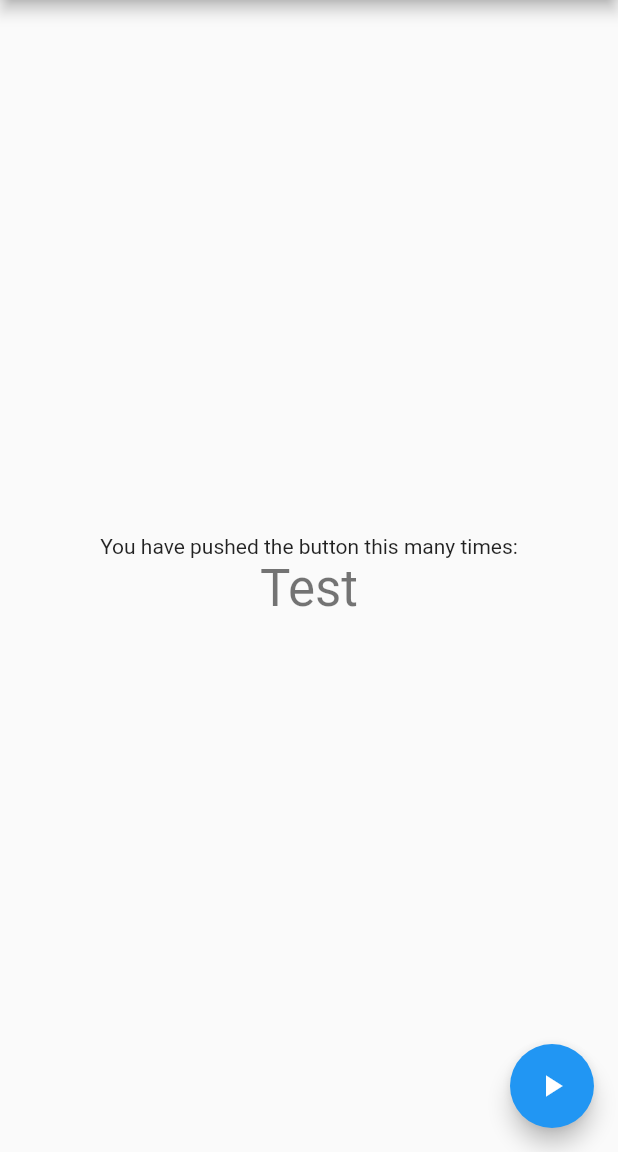
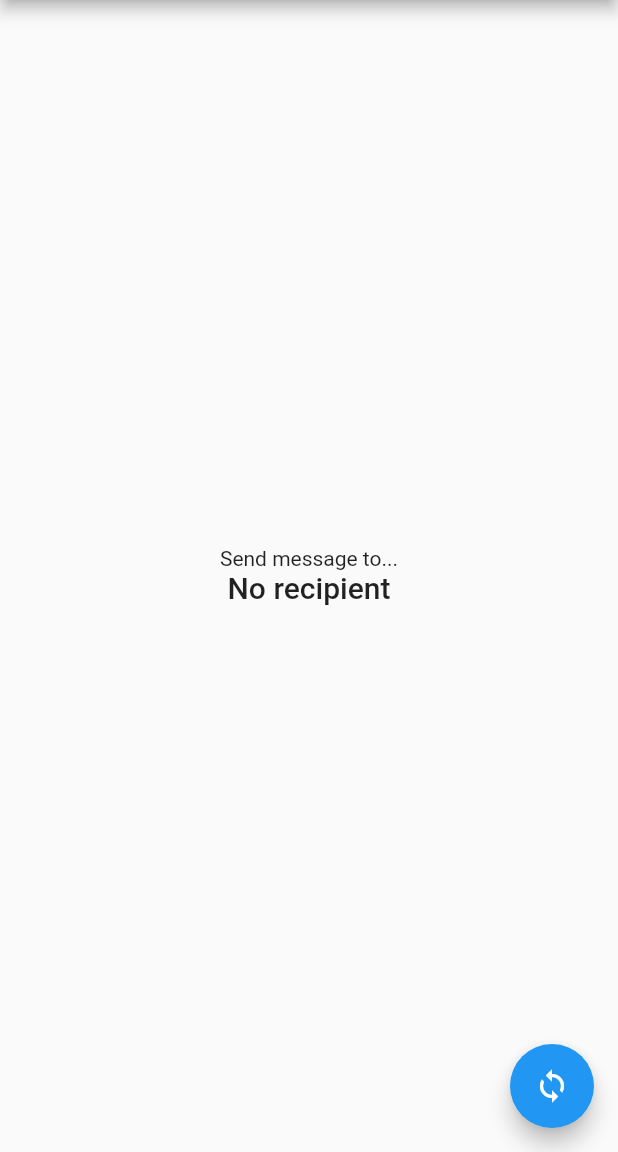
Before and after one commit to isaacdarcilla/sms_sender_flutter, a Flutter app: the screen it shows after launch, on a phone screen of 412 x 824 dp, the part 84-1236 px from its top. Run offline on Flutter 3.47's test engine with Material 2 defaults, Android fonts, the phone set to English and light mode, and no system bars; missing offline and left inert: sms_advanced.

Commit message:
fix: app

```diff
--- /dev/null
+++ b/lib/data.dart
@@ -0,0 +1,10 @@
+import 'package:http/http.dart' as http;
+import 'package:sms_sender/student.dart';
+
+class Data {
+  static Future getStudent() async {
+    var url = Uri.parse('http://192.168.1.146/api/sms_api/public/api/student');
+    final response = await http.get(url);
+    return studentFromJson(response.body);
+  }
+}
--- a/lib/main.dart
+++ b/lib/main.dart
@@ -1,5 +1,7 @@
-import 'package:dio/dio.dart';
 import 'package:flutter/material.dart';
+import 'package:sms_advanced/sms_advanced.dart';
+import 'package:sms_sender/data.dart';
+import 'package:sms_sender/student.dart';
 
 void main() {
   runApp(const MyApp());
@@ -31,12 +33,38 @@ class MyHomePage extends StatefulWidget {
 }
 
 class _MyHomePageState extends State<MyHomePage> {
-
-  var dio = Dio();
+  late Student _student;
+  late String _studentName = 'No recipient';
+  bool _loading = false;
 
   Future _getStudent() async {
-    var response = await dio.get("http://192.168.1.123/api/sms_api/public/api/student");
-    print(response.data.toString());
+    _loading = true;
+    Data.getStudent().then((student) {
+      setState(() {
+        _student = student;
+        _loading = false;
+
+        _studentName = '${_student.next.firstName} ${_student.next.surName}';
+      });
+    });
+
+    sendMessage();
+  }
+
+  void sendMessage() {
+    SmsSender sender = SmsSender();
+    String address = _student.next.mobileNumber;
+    String messageText = _student.message;
+
+    SmsMessage message = SmsMessage(address, messageText);
+    message.onStateChanged.listen((state) {
+      if (state == SmsMessageState.Sent) {
+        print("SMS is sent!");
+      } else if (state == SmsMessageState.Delivered) {
+        print("SMS is delivered!");
+      }
+    });
+    sender.sendSms(message);
   }
 
   @override
@@ -50,11 +78,11 @@ class _MyHomePageState extends State<MyHomePage> {
           mainAxisAlignment: MainAxisAlignment.center,
           children: <Widget>[
             const Text(
-              'You have pushed the button this many times:',
+              'Send message to...',
             ),
             Text(
-              'Test',
-              style: Theme.of(context).textTheme.headline4,
+              _studentName,
+              style: Theme.of(context).textTheme.headline6,
             ),
           ],
         ),
@@ -62,8 +90,8 @@ class _MyHomePageState extends State<MyHomePage> {
       floatingActionButton: FloatingActionButton(
         onPressed: _getStudent,
         tooltip: 'Increment',
-        child: const Icon(Icons.play_arrow),
-      ), // This trailing comma makes auto-formatting nicer for build methods.
+        child: const Icon(Icons.sync),
+      ),
     );
   }
 }
--- /dev/null
+++ b/lib/student.dart
@@ -0,0 +1,93 @@
+import 'dart:convert';
+
+Student studentFromJson(String str) => Student.fromJson(json.decode(str));
+
+String studentToJson(Student data) => json.encode(data.toJson());
+
+class Student {
+  Student({
+    required this.success,
+    required this.next,
+    required this.previous,
+    required this.message,
+  });
+
+  bool success;
+  Next next;
+  dynamic previous;
+  String message;
+
+  factory Student.fromJson(Map<String, dynamic> json) => Student(
+    success: json["success"],
+    next: Next.fromJson(json["next"]),
+    previous: json["previous"],
+    message: json["message"],
+  );
+
+  Map<String, dynamic> toJson() => {
+    "success": success,
+    "next": next.toJson(),
+    "previous": previous,
+    "message": message,
+  };
+}
+
+class Next {
+  Next({
+    required this.id,
+    required this.firstName,
+    required this.middleName,
+    required this.surName,
+    required this.studentNumber,
+    required this.mobileNumber,
+    required this.college,
+    required this.program,
+    required this.programCode,
+    required this.yearLevel,
+    required this.isSmsSent,
+    required this.isCoe,
+  });
+
+  int id;
+  String firstName;
+  String middleName;
+  String surName;
+  String studentNumber;
+  String mobileNumber;
+  String college;
+  String program;
+  String programCode;
+  String yearLevel;
+  int isSmsSent;
+  int isCoe;
+
+  factory Next.fromJson(Map<String, dynamic> json) => Next(
+    id: json["id"],
+    firstName: json["first_name"],
+    middleName: json["middle_name"],
+    surName: json["sur_name"],
+    studentNumber: json["student_number"],
+    mobileNumber: json["mobile_number"],
+    college: json["college"],
+    program: json["program"],
+    programCode: json["program_code"],
+    yearLevel: json["year_level"],
+    isSmsSent: json["is_sms_sent"],
+    isCoe: json["is_coe"],
+  );
+
+  Map<String, dynamic> toJson() => {
+    "id": id,
+    "first_name": firstName,
+    "middle_name": middleName,
+    "sur_name": surName,
+    "student_number": studentNumber,
+    "mobile_number": mobileNumber,
+    "college": college,
+    "program": program,
+    "program_code": programCode,
+    "year_level": yearLevel,
+    "is_sms_sent": isSmsSent,
+    "is_coe": isCoe,
+  };
+}
--- a/pubspec.yaml
+++ b/pubspec.yaml
@@ -27,8 +27,8 @@ environment:
 # the latest version available on pub.dev. To see which dependencies have newer
 # versions available, run `flutter pub outdated`.
 dependencies:
-  dio: ^4.0.4
   sms_advanced: ^1.0.1
+  http: ^0.13.4
   flutter:
     sdk: flutter
 
```
Also changed, not shown: pubspec.lock.
